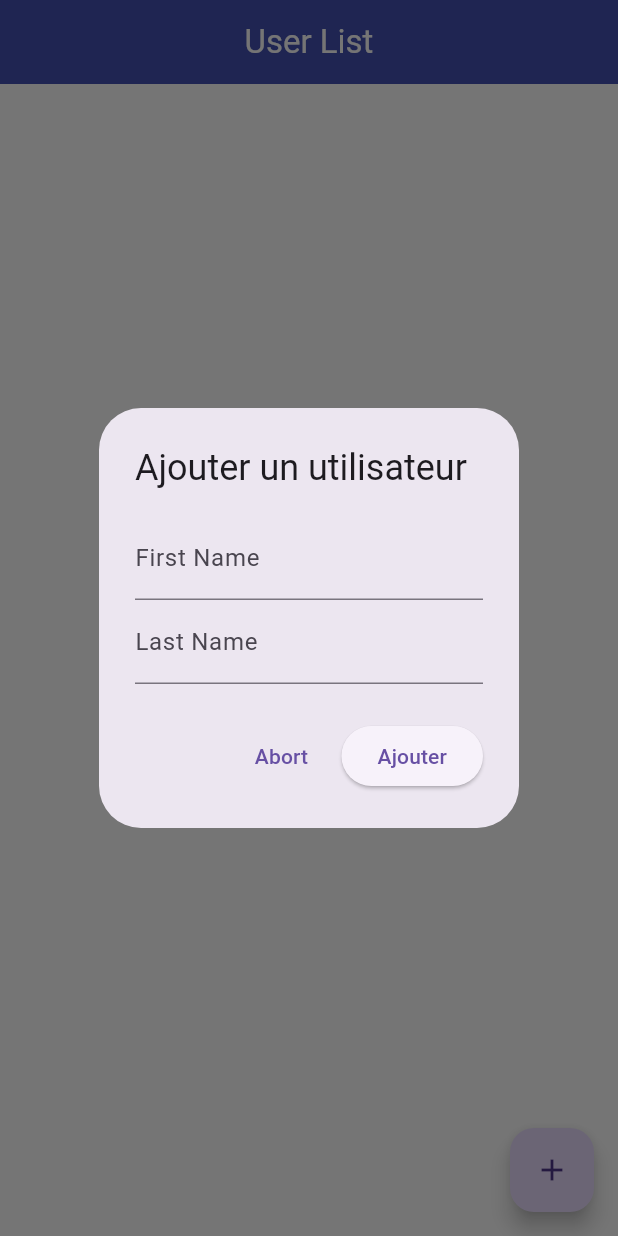
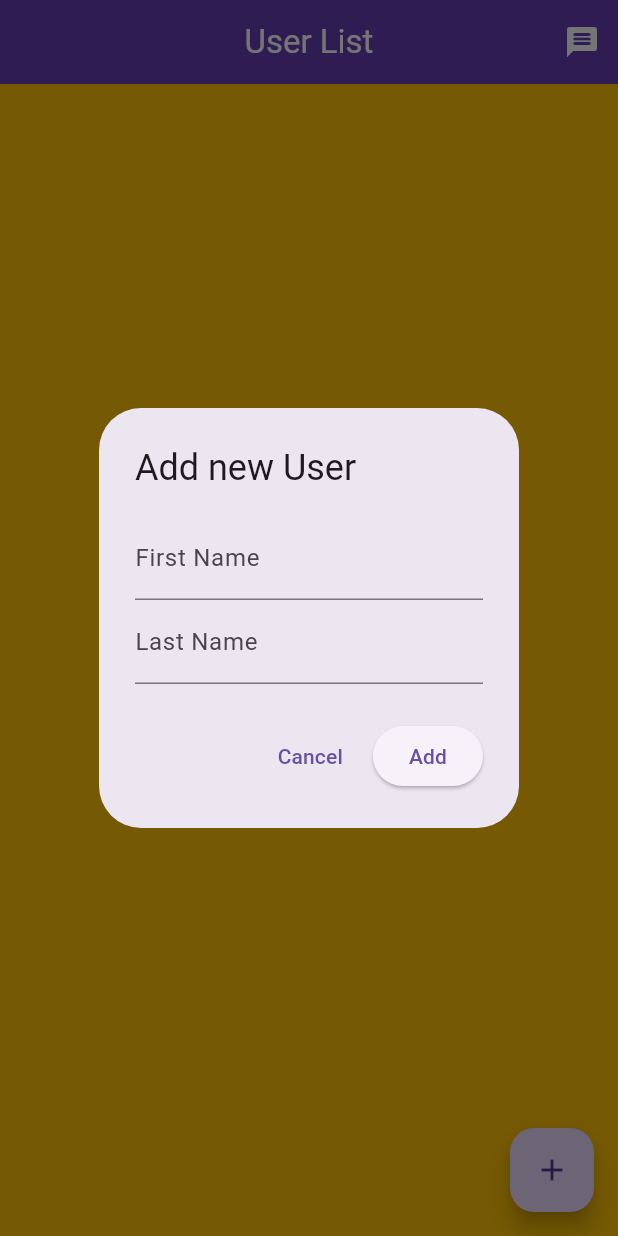
Before and after one commit to Dokuqui/Message_App, a Flutter app: the screen it shows after launch, after a tap on the "add" icon, on a phone screen of 412 x 824 dp. Run offline on Flutter 3.47's test engine with Material 3 defaults, Android fonts, the phone set to English and light mode, and no system bars.

Commit message:
refactor: update message flow

```diff
--- a/message_app/lib/controller/message_controller.dart
+++ b/message_app/lib/controller/message_controller.dart
@@ -1,7 +1,12 @@
 import '../model/message.dart';
 
 class MessageController {
-  List<Message> _messages = [];
+  static final MessageController _instance = MessageController._internal();
+  factory MessageController() => _instance;
+
+  MessageController._internal();
+
+  final List<Message> _messages = [];
   int _nextId = 1;
 
   void addMessage(Message message) {
@@ -21,6 +26,6 @@ class MessageController {
   }
 
   List<Message> getAllMessages() {
-    return List.from(_messages);
+    return List.of(_messages);
   }
 }
--- a/message_app/lib/controller/user_controller.dart
+++ b/message_app/lib/controller/user_controller.dart
@@ -3,24 +3,4 @@ import '../model/user.dart';
 class UserController {
   final List<User> _users = [];
   List<User> get users => _users;
-
-/*
-  Future<void> loadUsers() async {
-    users.add(User('Dupont', 'Jean'));
-    users.add(User('Durand', 'Pierre'));
-    users.add(User('Martin', 'Paul'));
-    users.add(User('Leclerc', 'Marie'));
-    users.add(User('Bertrand', 'Luc'));
-    users.add(User('Dupont', 'Jean'));
-    users.add(User('Durand', 'Pierre'));
-    users.add(User('Martin', 'Paul'));
-    users.add(User('Leclerc', 'Marie'));
-    users.add(User('Bertrand', 'Luc'));
-    users.add(User('Dupont', 'Jean'));
-    users.add(User('Durand', 'Pierre'));
-    users.add(User('Martin', 'Paul'));
-    users.add(User('Leclerc', 'Marie'));
-    users.add(User('Bertrand', 'Luc'));
-  }
-   */
 }
--- a/message_app/lib/main.dart
+++ b/message_app/lib/main.dart
@@ -1,5 +1,6 @@
 import 'package:flutter/material.dart';
 import 'package:message_app/screens/home_screen.dart';
+import 'package:message_app/screens/user_detail_screen.dart';
 
 void main() {
   runApp(const MainApp());
@@ -14,7 +15,7 @@ class MainApp extends StatelessWidget {
       title: 'Flutter',
       theme: ThemeData(
         appBarTheme: const AppBarTheme(
-          backgroundColor: Colors.indigo,
+          backgroundColor: Colors.deepPurple,
         ),
       ),
       debugShowCheckedModeBanner: false,
--- a/message_app/lib/screens/home_screen.dart
+++ b/message_app/lib/screens/home_screen.dart
@@ -1,7 +1,9 @@
 import 'package:flutter/material.dart';
 import 'package:message_app/screens/user_detail_screen.dart';
+import '../controller/message_controller.dart';
 import '../controller/user_controller.dart';
 import '../model/user.dart';
+import 'message_list_screen.dart';
 
 class HomeScreen extends StatefulWidget {
   const HomeScreen({super.key});
@@ -13,15 +15,8 @@ class HomeScreen extends StatefulWidget {
 }
 
 class _HomeScreen extends State<HomeScreen> {
-  UserController _userController = UserController();
-
-  /*
-  @override
-  void initState() {
-    super.initState();
-    _userController.loadUsers();
-  }
-   */
+  final UserController _userController = UserController();
+  final MessageController _messageController = MessageController();
 
   void _addUser(String firstName, String lastName) {
     User user = User(firstName, lastName);
@@ -38,7 +33,7 @@ class _HomeScreen extends State<HomeScreen> {
         context: context,
         builder: (BuildContext context) {
           return AlertDialog(
-            title: const Text('Ajouter un utilisateur'),
+            title: const Text('Add new User'),
             content: Column(
               mainAxisSize: MainAxisSize.min,
               children: [
@@ -61,13 +56,13 @@ class _HomeScreen extends State<HomeScreen> {
                 onPressed: () {
                   Navigator.of(context).pop();
                 },
-                child: const Text('Abort'),
+                child: const Text('Cancel'),
               ),
               ElevatedButton(
                 onPressed: () {
                   _addUser(firstName, lastName);
                 },
-                child: const Text('Ajouter'),
+                child: const Text('Add'),
               )
             ],
           );
@@ -119,8 +114,21 @@ class _HomeScreen extends State<HomeScreen> {
         title: const Text('User List', style: TextStyle(color: Colors.white)),
         elevation: 10.0,
         centerTitle: true,
+        actions: [
+          IconButton(
+            icon: const Icon(Icons.message_rounded, color: Colors.white),
+            onPressed: () async {
+              Navigator.push(
+                context,
+                MaterialPageRoute(
+                  builder: (context) => MessageListScreen(messages: _messageController.getAllMessages()),
+                ),
+              );
+            },
+          )
+        ],
       ),
-      backgroundColor: const Color.fromRGBO(255, 255, 255, 1),
+      backgroundColor: Colors.amber,
       body: _buildUserList(),
       floatingActionButton: FloatingActionButton(
         onPressed: _showAddUserDialog,
```
Also changed, not shown: message_app/lib/components/create_message.dart (+7 -2 lines), message_app/lib/screens/message_detail_screen.dart (+24 -8 lines), message_app/lib/screens/message_list_screen.dart (added, +80 -0 lines), message_app/lib/screens/user_detail_screen.dart (+10 -19 lines).
